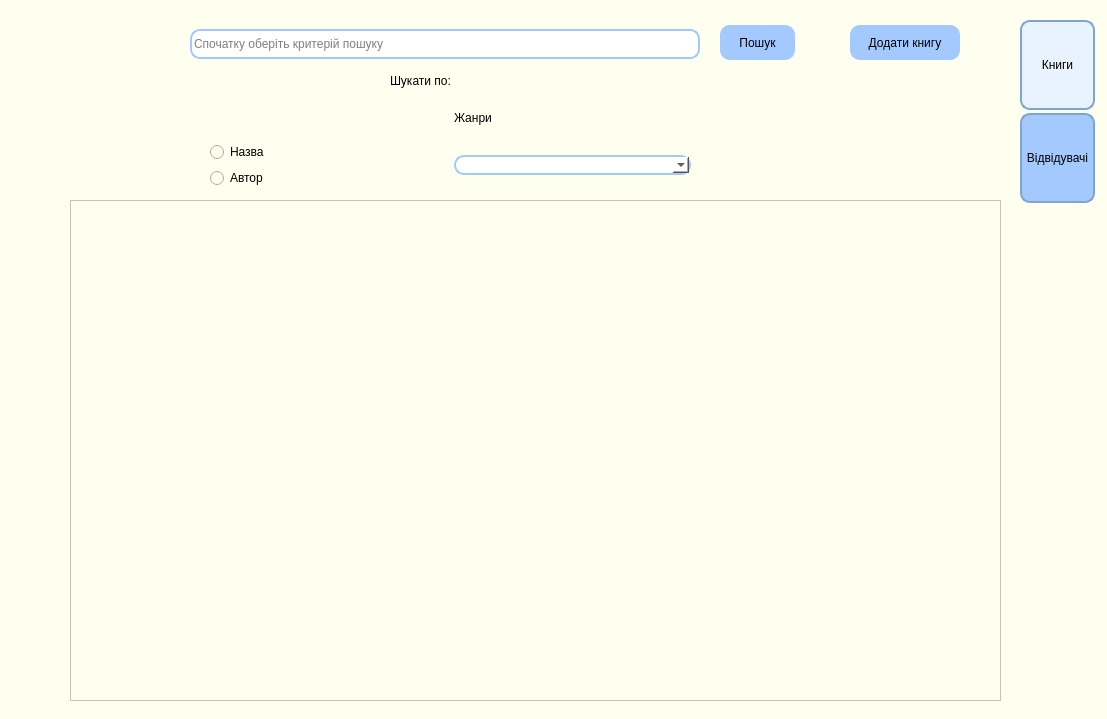
Rozumniak/liblary_app, file booksearch_design.ui: the form before one commit.
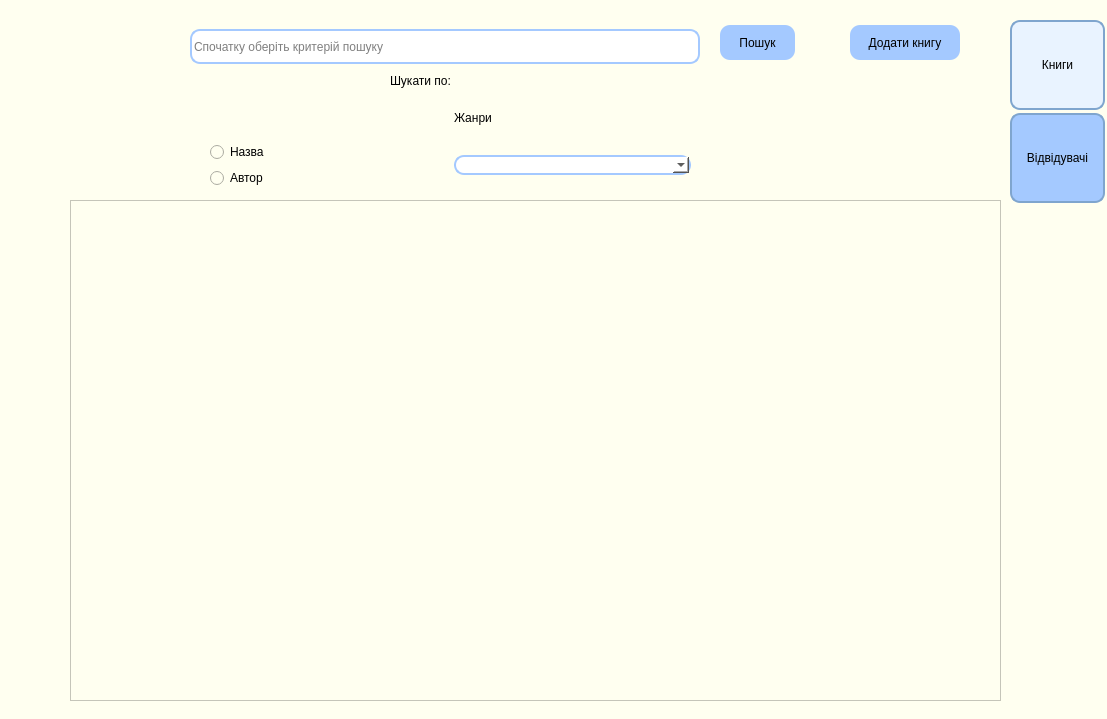
The form after the commit. Icons and pictures are not drawn.

Patch:
```diff
--- a/booksearch_design.ui
+++ b/booksearch_design.ui
@@ -23,7 +23,7 @@
       <x>190</x>
       <y>29</y>
       <width>510</width>
-      <height>30</height>
+      <height>35</height>
      </rect>
     </property>
     <property name="styleSheet">
@@ -60,9 +60,9 @@
    <widget class="QPushButton" name="books_button">
     <property name="geometry">
      <rect>
-      <x>1020</x>
+      <x>1010</x>
       <y>20</y>
-      <width>75</width>
+      <width>95</width>
       <height>90</height>
      </rect>
     </property>
@@ -81,9 +81,9 @@
    <widget class="QPushButton" name="visitors_button">
     <property name="geometry">
      <rect>
-      <x>1020</x>
+      <x>1010</x>
       <y>113</y>
-      <width>75</width>
+      <width>95</width>
       <height>90</height>
      </rect>
     </property>
```
Left out of the diff: 10 changed lines with no effect on the pictures.
